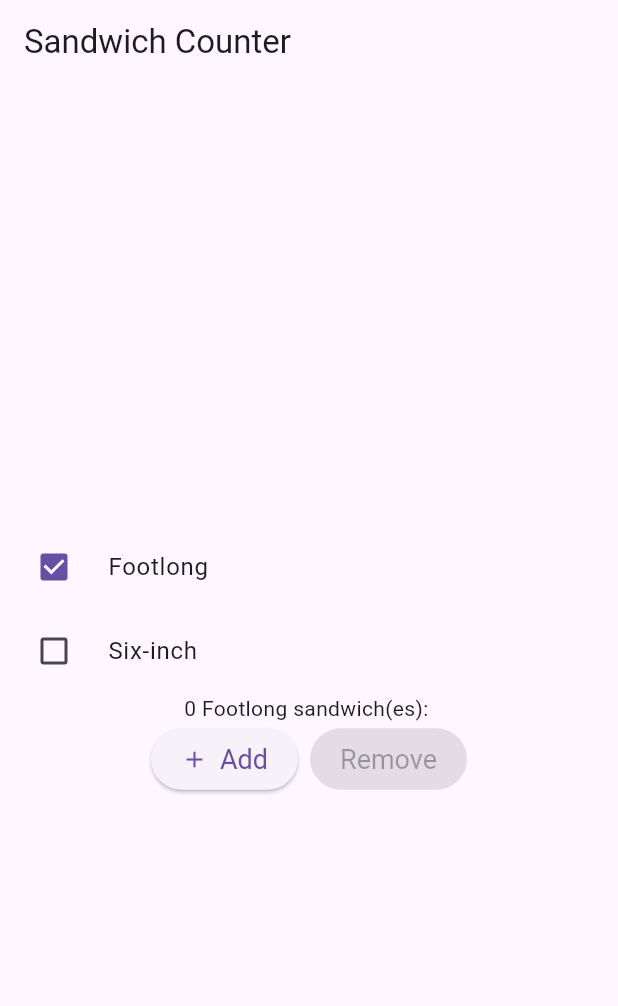
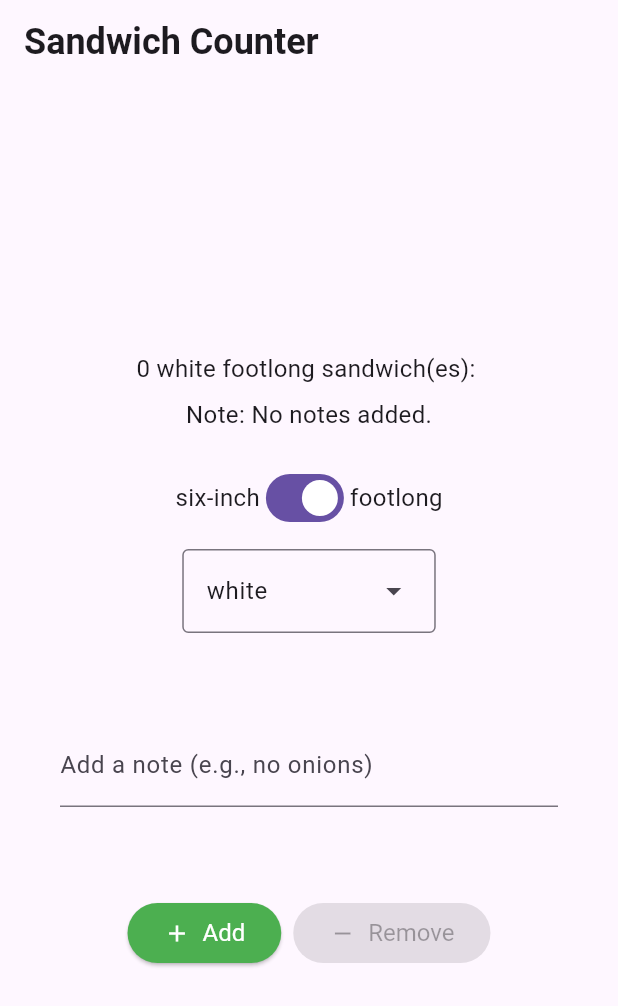
Before and after one commit to TimiOrejupe/sandwich_shop, a Flutter app: the screen it shows after launch, on a phone screen of 412 x 824 dp. Shown: the top 1006 px of the screen. Run offline on Flutter 3.47's test engine with Material 3 defaults, Android fonts, the phone set to English and light mode, and no system bars.

```diff
--- a/lib/main.dart
+++ b/lib/main.dart
@@ -1,4 +1,7 @@
 import 'package:flutter/material.dart';
+import 'views/app_styles.dart';
+
+enum BreadType { white, wheat, wholemeal }
 
 void main() {
   runApp(const App());
@@ -29,72 +32,141 @@ class OrderScreen extends StatefulWidget {
 
 class _OrderScreenState extends State<OrderScreen> {
   int _quantity = 0;
-  String _selectedType = 'Footlong';
+  final TextEditingController _notesController = TextEditingController();
+  bool _isFootlong = true;
+  BreadType _selectedBreadType = BreadType.white;
 
-  void _increaseQuantity() {
+  @override
+  void initState() {
+    super.initState();
+    _notesController.addListener(() {
+      setState(() {});
+    });
+  }
+
+  @override
+  void dispose() {
+    _notesController.dispose();
+    super.dispose();
+  }
+
+  VoidCallback? _getIncreaseCallback() {
     if (_quantity < widget.maxQuantity) {
-      setState(() => _quantity++);
+      return () {
+        setState(() => _quantity++);
+      };
+    }
+    return null;
+  }
+
+  VoidCallback? _getDecreaseCallback() {
+    if (_quantity > 0) {
+      return () {
+        setState(() => _quantity--);
+      };
+    }
+    return null;
+  }
+
+  void _onSandwichTypeChanged(bool value) {
+    setState(() => _isFootlong = value);
+  }
+
+  void _onBreadTypeSelected(BreadType? value) {
+    if (value != null) {
+      setState(() => _selectedBreadType = value);
     }
   }
 
-  void _decreaseQuantity() {
-    if (_quantity > 0) {
-      setState(() => _quantity--);
+  List<DropdownMenuEntry<BreadType>> _buildDropdownEntries() {
+    List<DropdownMenuEntry<BreadType>> entries = [];
+    for (BreadType bread in BreadType.values) {
+      DropdownMenuEntry<BreadType> newEntry = DropdownMenuEntry<BreadType>(
+        value: bread,
+        label: bread.name,
+      );
+      entries.add(newEntry);
     }
+    return entries;
   }
 
   @override
   Widget build(BuildContext context) {
+    String sandwichType = 'footlong';
+    if (!_isFootlong) {
+      sandwichType = 'six-inch';
+    }
+
+    String noteForDisplay;
+    if (_notesController.text.isEmpty) {
+      noteForDisplay = 'No notes added.';
+    } else {
+      noteForDisplay = _notesController.text;
+    }
+
     return Scaffold(
-      appBar: AppBar(title: const Text('Sandwich Counter')),
+      appBar: AppBar(
+        title: const Text(
+          'Sandwich Counter',
+          style: heading1,
+        ),
+      ),
       body: Center(
         child: Column(
           mainAxisAlignment: MainAxisAlignment.center,
           children: <Widget>[
-            CheckboxListTile(
-              controlAffinity: ListTileControlAffinity.leading,
-              title: const Text('Footlong'),
-              value: _selectedType == 'Footlong',
-              onChanged: (bool? value) {
-                setState(() {
-                  if (value == true) {
-                    _selectedType = 'Footlong';
-                  }
-                });
-              },
-            ),            CheckboxListTile(
-              controlAffinity: ListTileControlAffinity.leading,
-              title: const Text('Six-inch'),
-              value: _selectedType == 'Six-inch',
-              onChanged: (bool? value) {
-                setState(() {
-                  if (value == true) {
-                    _selectedType = 'Six-inch';
-                  }
-                });
-              },
+            OrderItemDisplay(
+              quantity: _quantity,
+              itemType: sandwichType,
+              breadType: _selectedBreadType,
+              orderNote: noteForDisplay,
             ),
-            OrderItemDisplay(_quantity, 'Footlong'),
+            const SizedBox(height: 20),
+            Row(
+              mainAxisAlignment: MainAxisAlignment.center,
+              children: [
+                const Text('six-inch', style: normalText),
+                Switch(
+                  value: _isFootlong,
+                  onChanged: _onSandwichTypeChanged,
+                ),
+                const Text('footlong', style: normalText),
+              ],
+            ),
+            const SizedBox(height: 10),
+            DropdownMenu<BreadType>(
+              textStyle: normalText,
+              initialSelection: _selectedBreadType,
+              onSelected: _onBreadTypeSelected,
+              dropdownMenuEntries: _buildDropdownEntries(),
+            ),
+            const SizedBox(height: 20),
+            Padding(
+              padding: const EdgeInsets.all(40.0),
+              child: TextField(
+                key: const Key('notes_textfield'),
+                controller: _notesController,
+                decoration: const InputDecoration(
+                  labelText: 'Add a note (e.g., no onions)',
+                ),
+              ),
+            ),
+            const SizedBox(height: 20),
             Row(
               mainAxisAlignment: MainAxisAlignment.center,
               children: [
                 StyledButton(
-                  onPressed: _quantity < widget.maxQuantity
-                      ? _increaseQuantity
-                      : null,
-                  child: Row(
-                    mainAxisSize: MainAxisSize.min,
-                    children: const [
-                      Icon(Icons.add),
-                      SizedBox(width: 8),
-                      Text('Add'),
-                    ],
-                  ),
+                  onPressed: _getIncreaseCallback(),
+                  icon: Icons.add,
+                  label: 'Add',
+                  backgroundColor: Colors.green,
                 ),
                 const SizedBox(width: 8),
                 StyledButton(
-                  onPressed: _quantity > 0 ? _decreaseQuantity : null,
-                  child: const Text('Remove'),
+                  onPressed: _getDecreaseCallback(),
+                  icon: Icons.remove,
+                  label: 'Remove',
+                  backgroundColor: Colors.red,
                 ),
               ],
             ),
@@ -107,19 +179,36 @@ class _OrderScreenState extends State<OrderScreen> {
 
 class StyledButton extends StatelessWidget {
   final VoidCallback? onPressed;
-  final Widget child;
+  final IconData icon;
+  final String label;
+  final Color backgroundColor;
 
-  const StyledButton({this.onPressed, required this.child, super.key});
+  const StyledButton({
+    super.key,
+    required this.onPressed,
+    required this.icon,
+    required this.label,
+    required this.backgroundColor,
+  });
 
   @override
   Widget build(BuildContext context) {
+    ButtonStyle myButtonStyle = ElevatedButton.styleFrom(
+      backgroundColor: backgroundColor,
+      foregroundColor: Colors.white,
+      textStyle: normalText,
+    );
+
     return ElevatedButton(
       onPressed: onPressed,
-      style: ElevatedButton.styleFrom(
-        padding: const EdgeInsets.symmetric(horizontal: 20, vertical: 10),
-        textStyle: const TextStyle(fontSize: 18),
+      style: myButtonStyle,
+      child: Row(
+        children: [
+          Icon(icon),
+          const SizedBox(width: 8),
+          Text(label),
+        ],
       ),
-      child: child,
     );
   }
 }
@@ -127,11 +216,34 @@ class StyledButton extends StatelessWidget {
 class OrderItemDisplay extends StatelessWidget {
   final int quantity;
   final String itemType;
+  final BreadType breadType;
+  final String orderNote;
 
-  const OrderItemDisplay(this.quantity, this.itemType, {super.key});
+  const OrderItemDisplay({
+    super.key,
+    required this.quantity,
+    required this.itemType,
+    required this.breadType,
+    required this.orderNote,
+  });
 
   @override
   Widget build(BuildContext context) {
-    return Text('$quantity $itemType sandwich(es): ${'🥪' * quantity}');
+    String displayText =
+        '$quantity ${breadType.name} $itemType sandwich(es): ${'🥪' * quantity}';
+
+    return Column(
+      children: [
+        Text(
+          displayText,
+          style: normalText,
+        ),
+        const SizedBox(height: 8),
+        Text(
+          'Note: $orderNote',
+          style: normalText,
+        ),
+      ],
+    );
   }
 }
--- /dev/null
+++ b/lib/views/app_styles.dart
@@ -0,0 +1,10 @@
+import 'package:flutter/material.dart';
+
+const TextStyle normalText = TextStyle(
+  fontSize: 16,
+);
+
+const heading1 = TextStyle(
+  fontSize: 24,
+  fontWeight: FontWeight.bold,
+);
```
